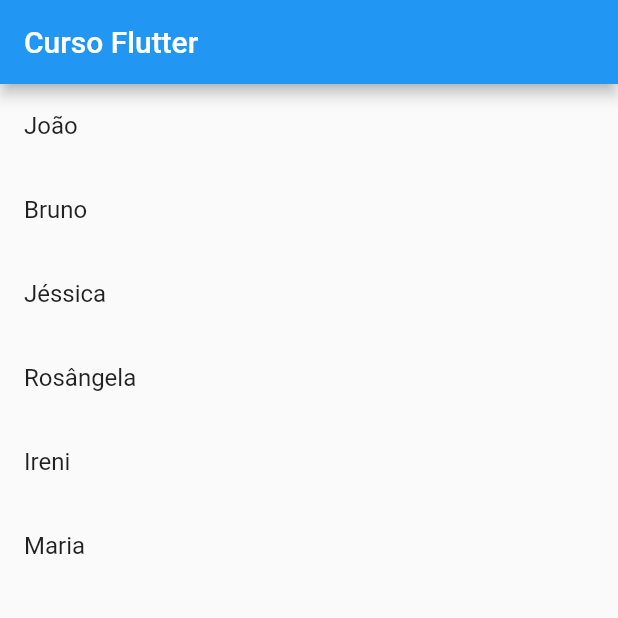
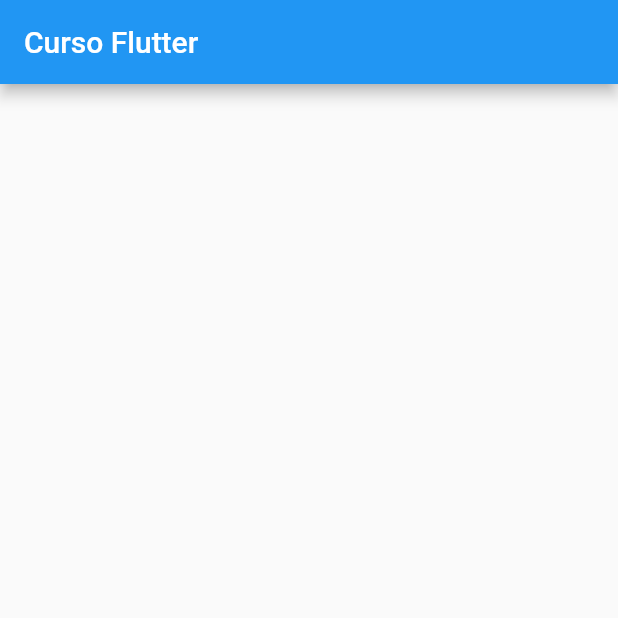
Before and after one commit to bmotadev/projeto-estudo-flutter, a Flutter app: the screen it shows after launch, on a phone screen of 412 x 824 dp, the top half of it. Run offline on Flutter 3.47's test engine with Material 2 defaults, Android fonts, the phone set to English and light mode, and no system bars.

Commit message:
:sparkles: feat: preparado para exemplo pratico

```diff
--- a/lib/home_page.dart
+++ b/lib/home_page.dart
@@ -15,48 +15,11 @@
 
   @override
   Widget build(BuildContext context) {
-    final names = ['João', 'Bruno', 'Jéssica', 'Rosângela', 'Ireni', 'Maria'];
-
     return Scaffold(
       appBar: AppBar(
         title: const Text('Curso Flutter'),
       ),
-      body: SizedBox(
-        width: double.infinity,
-        height: double.infinity,
-        child: ListView.builder(
-          //usar com arrays
-          itemCount: names.length,
-          itemBuilder: (context, index) {
-            final name = names[index];
-            return ListTile(
-              title: Text(name),
-            );
-          },
-        ),
-      ),
+      body: Column(),
     );
   }
-
-  // @override
-  // Widget build(BuildContext context) {
-  //   return Scaffold(
-  //     appBar: AppBar(
-  //       // barra no topo da tela
-  //       title: const Text('Home'),
-  //     ),
-  //     body: Center(
-  //       child: Text("Bruno Mota $counter"),
-  //     ),
-  //     floatingActionButton: FloatingActionButton(
-  //       child: Icon(Icons.add),
-  //       // quando clicar nesse botão, vai chamar a função anonima abaixo. Uma função anonima pode ser passada como propriedade.
-  //       onPressed: () {
-  //         setState(() {
-  //           counter++;
-  //         });
-  //       },
-  //     ),
-  //   );
-  // }
 }
```
